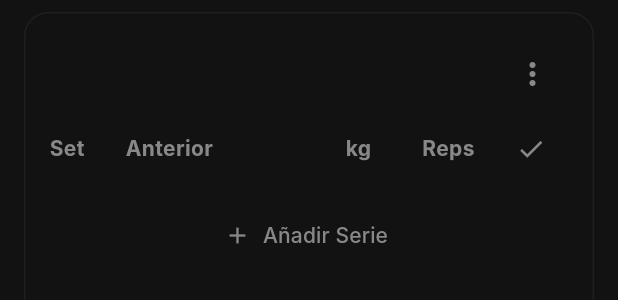
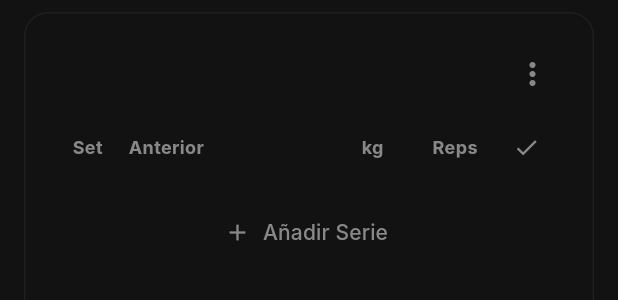
Before and after one commit to Guerrero018/Heft-App, a Flutter app: the _ActiveExerciseCard widget shown alone on an empty page, opened directly with empty values, on a phone screen of 412 x 824 dp. Shown: the top 300 px of the screen. Run offline on Flutter 3.47's test engine with Material 3 defaults, Android fonts, the phone set to English and light mode, and no system bars; our stand-ins replace cached_network_image, dio, flutter_dotenv, flutter_riverpod, flutter_secure_storage, google_sign_in and 1 more; accounts and stored records are empty; network calls fail; Roboto replaces fonts that are missing (Inter).

Commit message:
Add RPE field with session toggle and optimize layout for mobile

```diff
--- a/frontend/lib/features/live_workout/domain/live_workout_state.dart
+++ b/frontend/lib/features/live_workout/domain/live_workout_state.dart
@@ -95,6 +95,7 @@ class LiveWorkoutState {
 
   // Settings
   final bool enableRestTimer;
+  final bool enableRpe;
   final bool isLoading;
 
   LiveWorkoutState({
@@ -106,7 +107,8 @@ class LiveWorkoutState {
     this.activeExercises = const [],
     this.isResting = false,
     this.restSecondsRemaining = 0,
-    this.enableRestTimer = true,
+    this.enableRestTimer = false,
+    this.enableRpe = false,
     this.isLoading = false,
   });
 
@@ -120,6 +122,7 @@ class LiveWorkoutState {
     bool? isResting,
     int? restSecondsRemaining,
     bool? enableRestTimer,
+    bool? enableRpe,
     bool? isLoading,
   }) {
     return LiveWorkoutState(
@@ -132,6 +135,7 @@ class LiveWorkoutState {
       isResting: isResting ?? this.isResting,
       restSecondsRemaining: restSecondsRemaining ?? this.restSecondsRemaining,
       enableRestTimer: enableRestTimer ?? this.enableRestTimer,
+      enableRpe: enableRpe ?? this.enableRpe,
       isLoading: isLoading ?? this.isLoading,
     );
   }
--- a/frontend/lib/features/live_workout/presentation/screens/live_workout_screen.dart
+++ b/frontend/lib/features/live_workout/presentation/screens/live_workout_screen.dart
@@ -12,7 +12,8 @@ class LiveWorkoutScreen extends ConsumerWidget {
     final h = seconds ~/ 3600;
     final m = (seconds % 3600) ~/ 60;
     final s = seconds % 60;
-    if (h > 0) return '$h:${m.toString().padLeft(2, '0')}:${s.toString().padLeft(2, '0')}';
+    if (h > 0)
+      return '$h:${m.toString().padLeft(2, '0')}:${s.toString().padLeft(2, '0')}';
     return '${m.toString().padLeft(2, '0')}:${s.toString().padLeft(2, '0')}';
   }
 
@@ -36,7 +37,11 @@ class LiveWorkoutScreen extends ConsumerWidget {
               children: [
                 const Text(
                   'Configuraciones de Sesión',
-                  style: TextStyle(fontSize: 20, fontWeight: FontWeight.bold, color: Colors.white),
+                  style: TextStyle(
+                    fontSize: 20,
+                    fontWeight: FontWeight.bold,
+                    color: Colors.white,
+                  ),
                 ),
                 IconButton(
                   icon: const Icon(Icons.close, color: AppTheme.hintColor),
@@ -46,12 +51,41 @@ class LiveWorkoutScreen extends ConsumerWidget {
             ),
             const SizedBox(height: 24),
             SwitchListTile(
-              title: const Text('Temporizador de Descanso', style: TextStyle(color: Colors.white, fontWeight: FontWeight.w600)),
-              subtitle: const Text('Inicia automáticamente el descanso al completar una serie', style: TextStyle(color: AppTheme.hintColor)),
+              title: const Text(
+                'Temporizador de Descanso',
+                style: TextStyle(
+                  color: Colors.white,
+                  fontWeight: FontWeight.w600,
+                ),
+              ),
+              subtitle: const Text(
+                'Inicia automáticamente el descanso al completar una serie',
+                style: TextStyle(color: AppTheme.hintColor),
+              ),
               value: state.enableRestTimer,
               activeColor: AppTheme.primaryColor,
               onChanged: (val) {
-                ref.read(liveWorkoutProvider.notifier).setRestTimerEnabled(val);
+                ref.read(liveWorkoutProvider.notifier).toggleRestTimer(val);
+                Navigator.pop(ctx);
+              },
+            ),
+            const SizedBox(height: 16),
+            SwitchListTile(
+              title: const Text(
+                'Campo RPE (Esfuerzo)',
+                style: TextStyle(
+                  color: Colors.white,
+                  fontWeight: FontWeight.w600,
+                ),
+              ),
+              subtitle: const Text(
+                'Añade una casilla para anotar el esfuerzo percibido (1-10)',
+                style: TextStyle(color: AppTheme.hintColor),
+              ),
+              value: state.enableRpe,
+              activeColor: AppTheme.primaryColor,
+              onChanged: (val) {
+                ref.read(liveWorkoutProvider.notifier).toggleRpe(val);
                 Navigator.pop(ctx);
               },
             ),
@@ -67,13 +101,21 @@ class LiveWorkoutScreen extends ConsumerWidget {
       context: context,
       builder: (ctx) => AlertDialog(
         backgroundColor: AppTheme.surfaceColor,
-        title: const Text('Cancelar Entrenamiento', style: TextStyle(color: Colors.white)),
-        content: const Text('¿Estás seguro? Se perderá todo el progreso de la sesión actual.',
-            style: TextStyle(color: AppTheme.hintColor)),
+        title: const Text(
+          'Cancelar Entrenamiento',
+          style: TextStyle(color: Colors.white),
+        ),
+        content: const Text(
+          '¿Estás seguro? Se perderá todo el progreso de la sesión actual.',
+          style: TextStyle(color: AppTheme.hintColor),
+        ),
         actions: [
           TextButton(
             onPressed: () => Navigator.of(ctx).pop(),
-            child: const Text('Seguir Entrenando', style: TextStyle(color: AppTheme.primaryColor)),
+            child: const Text(
+              'Seguir Entrenando',
+              style: TextStyle(color: AppTheme.primaryColor),
+            ),
           ),
           TextButton(
             onPressed: () {
@@ -81,7 +123,10 @@ class LiveWorkoutScreen extends ConsumerWidget {
               ref.read(liveWorkoutProvider.notifier).cancelWorkout();
               Navigator.of(context).pop();
             },
-            child: const Text('Cancelar', style: TextStyle(color: Colors.redAccent)),
+            child: const Text(
+              'Cancelar',
+              style: TextStyle(color: Colors.redAccent),
+            ),
           ),
         ],
       ),
@@ -91,8 +136,7 @@ class LiveWorkoutScreen extends ConsumerWidget {
   @override
   Widget build(BuildContext context, WidgetRef ref) {
     final state = ref.watch(liveWorkoutProvider);
-    final user = ref.watch(authProvider).user;
-    final trackRpe = user != null && user['track_rpe'] == true;
+    final trackRpe = state.enableRpe;
 
     return WillPopScope(
       onWillPop: () async {
@@ -111,7 +155,10 @@ class LiveWorkoutScreen extends ConsumerWidget {
             children: [
               Text(
                 state.sessionName,
-                style: const TextStyle(fontSize: 16, fontWeight: FontWeight.w600),
+                style: const TextStyle(
+                  fontSize: 16,
+                  fontWeight: FontWeight.w600,
+                ),
               ),
               const SizedBox(height: 2),
               Text(
@@ -128,7 +175,10 @@ class LiveWorkoutScreen extends ConsumerWidget {
           centerTitle: true,
           actions: [
             IconButton(
-              icon: const Icon(Icons.settings_outlined, color: AppTheme.hintColor),
+              icon: const Icon(
+                Icons.settings_outlined,
+                color: AppTheme.hintColor,
+              ),
               onPressed: () => _showSettings(context, ref),
             ),
             TextButton(
@@ -136,14 +186,22 @@ class LiveWorkoutScreen extends ConsumerWidget {
                 await ref.read(liveWorkoutProvider.notifier).finishWorkout();
                 if (context.mounted) Navigator.of(context).pop();
               },
-              child: const Text('TERMINAR', style: TextStyle(color: AppTheme.primaryColor, fontWeight: FontWeight.bold)),
+              child: const Text(
+                'TERMINAR',
+                style: TextStyle(
+                  color: AppTheme.primaryColor,
+                  fontWeight: FontWeight.bold,
+                ),
+              ),
             ),
           ],
         ),
         body: Stack(
           children: [
             if (state.isLoading)
-              const Center(child: CircularProgressIndicator(color: AppTheme.primaryColor))
+              const Center(
+                child: CircularProgressIndicator(color: AppTheme.primaryColor),
+              )
             else if (state.activeExercises.isEmpty)
               _buildEmptyState(context)
             else
@@ -169,14 +227,19 @@ class LiveWorkoutScreen extends ConsumerWidget {
               ),
           ],
         ),
-        floatingActionButton: state.isResting ? null : FloatingActionButton.extended(
+        floatingActionButton: state.isResting
+            ? null
+            : FloatingActionButton.extended(
                 onPressed: () {
                   // TODO: Open dialog to add more exercises dynamically
                 },
                 backgroundColor: AppTheme.primaryColor,
                 foregroundColor: Colors.black,
                 icon: const Icon(Icons.add),
-          label: const Text('Añadir Ejercicio', style: TextStyle(fontWeight: FontWeight.bold)),
+                label: const Text(
+                  'Añadir Ejercicio',
+                  style: TextStyle(fontWeight: FontWeight.bold),
+                ),
               ),
       ),
     );
@@ -187,11 +250,19 @@ class LiveWorkoutScreen extends ConsumerWidget {
       child: Column(
         mainAxisAlignment: MainAxisAlignment.center,
         children: [
-          Icon(Icons.fitness_center, size: 64, color: AppTheme.hintColor.withOpacity(0.3)),
+          Icon(
+            Icons.fitness_center,
+            size: 64,
+            color: AppTheme.hintColor.withOpacity(0.3),
+          ),
           const SizedBox(height: 16),
           const Text(
             'Entrenamiento Vacío',
-            style: TextStyle(fontSize: 20, fontWeight: FontWeight.bold, color: AppTheme.textColor),
+            style: TextStyle(
+              fontSize: 20,
+              fontWeight: FontWeight.bold,
+              color: AppTheme.textColor,
+            ),
           ),
           const SizedBox(height: 8),
           const Text(
@@ -250,17 +321,78 @@ class _ActiveExerciseCard extends ConsumerWidget {
           const SizedBox(height: 16),
 
           // Cabeceras de tabla
-          Row(
+          Padding(
+            padding: const EdgeInsets.symmetric(horizontal: 8),
+            child: Row(
               children: [
-              const SizedBox(width: 40, child: Text('Set', style: TextStyle(color: AppTheme.hintColor, fontWeight: FontWeight.bold))),
-              const SizedBox(width: 80, child: Text('Anterior', textAlign: TextAlign.center, style: TextStyle(color: AppTheme.hintColor, fontWeight: FontWeight.bold))),
+                const SizedBox(
+                  width: 35,
+                  child: Text(
+                    'Set',
+                    textAlign: TextAlign.center,
+                    style: TextStyle(
+                      color: AppTheme.hintColor,
+                      fontWeight: FontWeight.bold,
+                      fontSize: 12,
+                    ),
+                  ),
+                ),
+                const SizedBox(
+                  width: 70,
+                  child: Text(
+                    'Anterior',
+                    textAlign: TextAlign.center,
+                    style: TextStyle(
+                      color: AppTheme.hintColor,
+                      fontWeight: FontWeight.bold,
+                      fontSize: 12,
+                    ),
+                  ),
+                ),
                 const Spacer(),
-              const SizedBox(width: 60, child: Text('kg', textAlign: TextAlign.center, style: TextStyle(color: AppTheme.hintColor, fontWeight: FontWeight.bold))),
-              const SizedBox(width: 60, child: Text('Reps', textAlign: TextAlign.center, style: TextStyle(color: AppTheme.hintColor, fontWeight: FontWeight.bold))),
+                const SizedBox(
+                  width: 55,
+                  child: Text(
+                    'kg',
+                    textAlign: TextAlign.center,
+                    style: TextStyle(
+                      color: AppTheme.hintColor,
+                      fontWeight: FontWeight.bold,
+                      fontSize: 12,
+                    ),
+                  ),
+                ),
+                const SizedBox(
+                  width: 55,
+                  child: Text(
+                    'Reps',
+                    textAlign: TextAlign.center,
+                    style: TextStyle(
+                      color: AppTheme.hintColor,
+                      fontWeight: FontWeight.bold,
+                      fontSize: 12,
+                    ),
+                  ),
+                ),
                 if (trackRpe)
-                const SizedBox(width: 60, child: Text('RPE', textAlign: TextAlign.center, style: TextStyle(color: AppTheme.hintColor, fontWeight: FontWeight.bold))),
-              const SizedBox(width: 50, child: Icon(Icons.check, size: 20, color: AppTheme.hintColor)),
+                  const SizedBox(
+                    width: 55,
+                    child: Text(
+                      'RPE',
+                      textAlign: TextAlign.center,
+                      style: TextStyle(
+                        color: AppTheme.hintColor,
+                        fontWeight: FontWeight.bold,
+                        fontSize: 12,
+                      ),
+                    ),
+                  ),
+                const SizedBox(
+                  width: 40,
+                  child: Icon(Icons.check, size: 18, color: AppTheme.hintColor),
+                ),
               ],
+            ),
           ),
           const SizedBox(height: 8),
 
@@ -284,20 +416,28 @@ class _ActiveExerciseCard extends ConsumerWidget {
                   ref.read(liveWorkoutProvider.notifier).addSet(exerciseIndex);
                 },
                 icon: const Icon(Icons.add, color: AppTheme.hintColor),
-                label: const Text('Añadir Serie', style: TextStyle(color: AppTheme.hintColor)),
+                label: const Text(
+                  'Añadir Serie',
+                  style: TextStyle(color: AppTheme.hintColor),
+                ),
               ),
               if (exercise.sets.length > 1) ...[
                 const SizedBox(width: 16),
                 TextButton.icon(
                   onPressed: () {
-                    ref.read(liveWorkoutProvider.notifier).removeLastSet(exerciseIndex);
+                    ref
+                        .read(liveWorkoutProvider.notifier)
+                        .removeLastSet(exerciseIndex);
                   },
                   icon: const Icon(Icons.remove, color: Colors.redAccent),
-                  label: const Text('Quitar Serie', style: TextStyle(color: Colors.redAccent)),
+                  label: const Text(
+                    'Quitar Serie',
+                    style: TextStyle(color: Colors.redAccent),
+                  ),
                 ),
               ],
             ],
-          )
+          ),
         ],
       ),
     );
@@ -320,20 +460,28 @@ class _SetRow extends ConsumerWidget {
   @override
   Widget build(BuildContext context, WidgetRef ref) {
     final isCompleted = setData.isCompleted;
-    final rowColor = isCompleted ? AppTheme.primaryColor.withOpacity(0.1) : Colors.transparent;
+    final rowColor = isCompleted
+        ? AppTheme.primaryColor.withOpacity(0.12)
+        : Colors.transparent;
 
     return Container(
+      margin: const EdgeInsets.symmetric(vertical: 2),
+      decoration: BoxDecoration(
         color: rowColor,
-      padding: const EdgeInsets.symmetric(vertical: 6),
+        borderRadius: BorderRadius.circular(8),
+      ),
+      padding: const EdgeInsets.symmetric(vertical: 6, horizontal: 8),
       child: Row(
         children: [
           // Type & Number
           SizedBox(
-            width: 40,
+            width: 35,
             child: Container(
               padding: const EdgeInsets.symmetric(vertical: 4),
               decoration: BoxDecoration(
-                color: _getTypeColor(setData.type).withOpacity(isCompleted ? 1 : 0.2),
+                color: _getTypeColor(
+                  setData.type,
+                ).withOpacity(isCompleted ? 1 : 0.2),
                 borderRadius: BorderRadius.circular(6),
               ),
               child: Center(
@@ -341,7 +489,10 @@ class _SetRow extends ConsumerWidget {
                   _getTypeLetter(setData.type, setIndex + 1),
                   style: TextStyle(
                     fontWeight: FontWeight.bold,
-                    color: isCompleted ? Colors.black : _getTypeColor(setData.type),
+                    fontSize: 12,
+                    color: isCompleted
+                        ? Colors.black
+                        : _getTypeColor(setData.type),
                   ),
                 ),
               ),
@@ -350,13 +501,16 @@ class _SetRow extends ConsumerWidget {
 
           // Previous Value
           SizedBox(
-            width: 80,
+            width: 70,
             child: Center(
               child: Text(
                 setData.prevWeight != null
-                  ? '${setData.prevWeight.toString().replaceAll(RegExp(r'\.0$'), '')}kg x ${setData.prevReps}'
+                    ? '${setData.prevWeight.toString().replaceAll(RegExp(r'\.0$'), '')}k x ${setData.prevReps}'
                     : '-',
-                style: const TextStyle(color: AppTheme.hintColor, fontSize: 12),
+                style: TextStyle(
+                  color: isCompleted ? AppTheme.primaryColor.withOpacity(0.6) : AppTheme.hintColor,
+                  fontSize: 11
+                ),
               ),
             ),
           ),
@@ -365,18 +519,30 @@ class _SetRow extends ConsumerWidget {
 
           // Weight Input
           SizedBox(
-            width: 60,
+            width: 55,
             child: _buildInput(
-              value: setData.wasModifiedWeight ? setData.weight.toString().replaceAll(RegExp(r'\.0$'), '') : '',
+              value: setData.wasModifiedWeight
+                  ? setData.weight.toString().replaceAll(RegExp(r'\.0$'), '')
+                  : '',
               hint: setData.prevWeight != null
-                ? setData.prevWeight.toString().replaceAll(RegExp(r'\.0$'), '')
-                : (setData.weight > 0 ? setData.weight.toString().replaceAll(RegExp(r'\.0$'), '') : '0'),
+                  ? setData.prevWeight.toString().replaceAll(
+                      RegExp(r'\.0$'),
+                      '',
+                    )
+                  : (setData.weight > 0
+                        ? setData.weight.toString().replaceAll(
+                            RegExp(r'\.0$'),
+                            '',
+                          )
+                        : '0'),
               isCompleted: isCompleted,
               isModified: setData.wasModifiedWeight,
               onChanged: (val) {
                 final weight = double.tryParse(val);
                 if (weight != null) {
-                  ref.read(liveWorkoutProvider.notifier).updateSet(exerciseIndex, setData.id, weight: weight);
+                  ref
+                      .read(liveWorkoutProvider.notifier)
+                      .updateSet(exerciseIndex, setData.id, weight: weight);
                 }
               },
             ),
@@ -384,7 +550,7 @@ class _SetRow extends ConsumerWidget {
 
           // Reps Input
           SizedBox(
-            width: 60,
+            width: 55,
             child: _buildInput(
               value: setData.wasModifiedReps ? setData.reps.toString() : '',
               hint: setData.prevReps != null
@@ -395,7 +561,9 @@ class _SetRow extends ConsumerWidget {
               onChanged: (val) {
                 final reps = int.tryParse(val);
                 if (reps != null) {
-                  ref.read(liveWorkoutProvider.notifier).updateSet(exerciseIndex, setData.id, reps: reps);
+                  ref
+                      .read(liveWorkoutProvider.notifier)
+                      .updateSet(exerciseIndex, setData.id, reps: reps);
                 }
               },
             ),
@@ -404,30 +572,36 @@ class _SetRow extends ConsumerWidget {
           // RPE Input
           if (trackRpe)
             SizedBox(
-              width: 60,
+              width: 55,
               child: _buildInput(
-                value: setData.rpe?.toString() ?? '',
+                value: setData.wasModifiedRpe ? (setData.rpe?.toString() ?? '') : '',
                 hint: '-',
                 isCompleted: isCompleted,
                 isModified: setData.wasModifiedRpe,
                 onChanged: (val) {
                   final rpe = double.tryParse(val);
-                  ref.read(liveWorkoutProvider.notifier).updateSet(exerciseIndex, setData.id, rpe: rpe);
+                  ref
+                      .read(liveWorkoutProvider.notifier)
+                      .updateSet(exerciseIndex, setData.id, rpe: rpe);
                 },
               ),
             ),
 
           // Complete Toggle
           SizedBox(
-            width: 50,
+            width: 40,
             child: IconButton(
               icon: Icon(
                 Icons.check_circle,
-                color: isCompleted ? AppTheme.primaryColor : AppTheme.hintColor.withOpacity(0.3),
-                size: 28,
+                color: isCompleted
+                    ? AppTheme.primaryColor
+                    : AppTheme.hintColor.withOpacity(0.3),
+                size: 24,
               ),
               onPressed: () {
-                ref.read(liveWorkoutProvider.notifier).toggleSetComplete(exerciseIndex, setData.id);
+                ref
+                    .read(liveWorkoutProvider.notifier)
+                    .toggleSetComplete(exerciseIndex, setData.id);
               },
             ),
           ),
@@ -441,7 +615,7 @@ class _SetRow extends ConsumerWidget {
     String hint = '0',
     required bool isCompleted,
     bool isModified = true,
-    required Function(String) onChanged
+    required Function(String) onChanged,
   }) {
     Color textColor;
     if (isCompleted) {
@@ -455,7 +629,9 @@ class _SetRow extends ConsumerWidget {
     return Container(
       margin: const EdgeInsets.symmetric(horizontal: 4),
       decoration: BoxDecoration(
-        color: isCompleted ? Colors.transparent : Colors.white.withOpacity(0.05),
+        color: isCompleted
+            ? Colors.transparent
+            : Colors.white.withOpacity(0.05),
         borderRadius: BorderRadius.circular(8),
       ),
       child: TextFormField(
@@ -464,7 +640,9 @@ class _SetRow extends ConsumerWidget {
         textAlign: TextAlign.center,
         style: TextStyle(
           color: textColor,
-          fontWeight: isCompleted || isModified ? FontWeight.bold : FontWeight.normal,
+          fontWeight: isCompleted || isModified
+              ? FontWeight.bold
+              : FontWeight.normal,
         ),
         decoration: InputDecoration(
           border: InputBorder.none,
@@ -483,19 +661,27 @@ class _SetRow extends ConsumerWidget {
 
   String _getTypeLetter(String type, int index) {
     switch (type) {
-      case 'warmup': return 'W';
-      case 'dropset': return 'D';
-      case 'failure': return 'F';
-      default: return '$index';
+      case 'warmup':
+        return 'W';
+      case 'dropset':
+        return 'D';
+      case 'failure':
+        return 'F';
+      default:
+        return '$index';
     }
   }
 
   Color _getTypeColor(String type) {
     switch (type) {
-      case 'warmup': return Colors.orange;
-      case 'dropset': return Colors.blue;
-      case 'failure': return Colors.red;
-      default: return AppTheme.hintColor;
+      case 'warmup':
+        return Colors.orange;
+      case 'dropset':
+        return Colors.blue;
+      case 'failure':
+        return Colors.red;
+      default:
+        return AppTheme.hintColor;
     }
   }
 }
@@ -517,13 +703,16 @@ class _RestTimerPanel extends ConsumerWidget {
       padding: const EdgeInsets.all(16),
       decoration: BoxDecoration(
         color: AppTheme.primaryColor,
-        borderRadius: const BorderRadius.only(topLeft: Radius.circular(20), topRight: Radius.circular(20)),
+        borderRadius: const BorderRadius.only(
+          topLeft: Radius.circular(20),
+          topRight: Radius.circular(20),
+        ),
         boxShadow: [
           BoxShadow(
             color: AppTheme.primaryColor.withOpacity(0.2),
             blurRadius: 20,
             offset: const Offset(0, -5),
-          )
+          ),
         ],
       ),
       child: SafeArea(
@@ -543,17 +732,20 @@ class _RestTimerPanel extends ConsumerWidget {
             ),
             const Spacer(),
             TextButton(
-              onPressed: () => ref.read(liveWorkoutProvider.notifier).adjustRestTimer(-10),
+              onPressed: () =>
+                  ref.read(liveWorkoutProvider.notifier).adjustRestTimer(-10),
               style: TextButton.styleFrom(foregroundColor: Colors.black54),
               child: const Text('-10s'),
             ),
             TextButton(
-              onPressed: () => ref.read(liveWorkoutProvider.notifier).adjustRestTimer(30),
+              onPressed: () =>
+                  ref.read(liveWorkoutProvider.notifier).adjustRestTimer(30),
               style: TextButton.styleFrom(foregroundColor: Colors.black54),
               child: const Text('+30s'),
             ),
             IconButton(
-              onPressed: () => ref.read(liveWorkoutProvider.notifier).stopRestTimer(),
+              onPressed: () =>
+                  ref.read(liveWorkoutProvider.notifier).stopRestTimer(),
               icon: const Icon(Icons.close, color: Colors.black),
             ),
           ],
```
Also changed, not shown: frontend/lib/features/live_workout/domain/live_workout_provider.dart (+12 -4 lines). Lines whose indentation alone changed are shown as unchanged.
